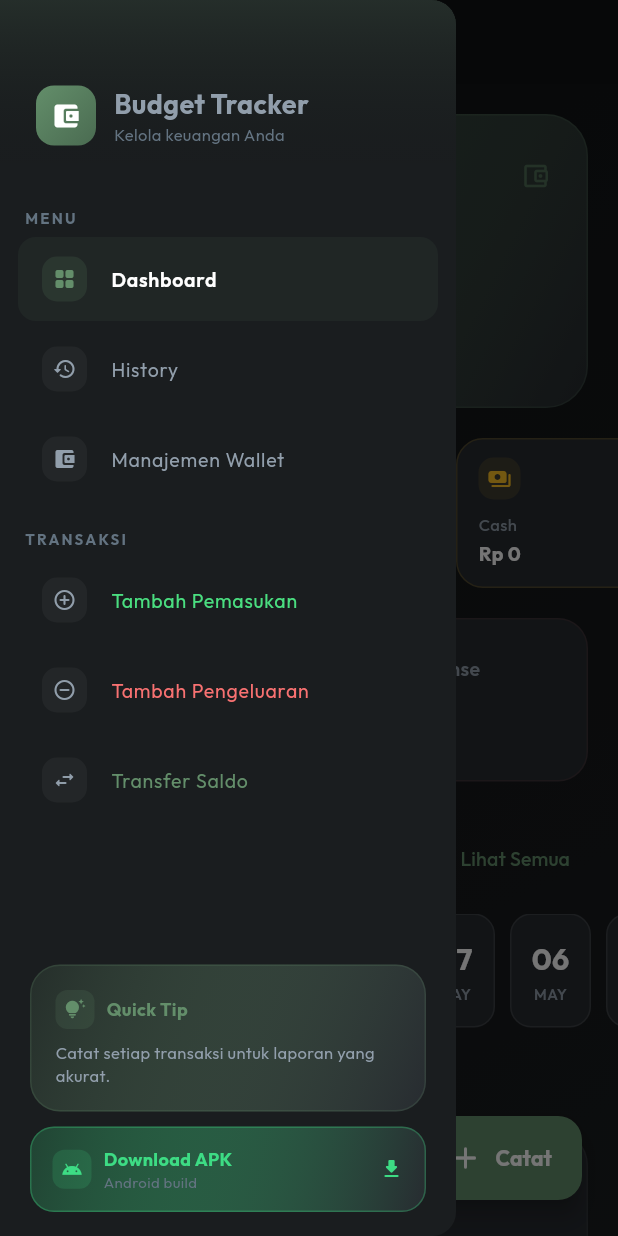
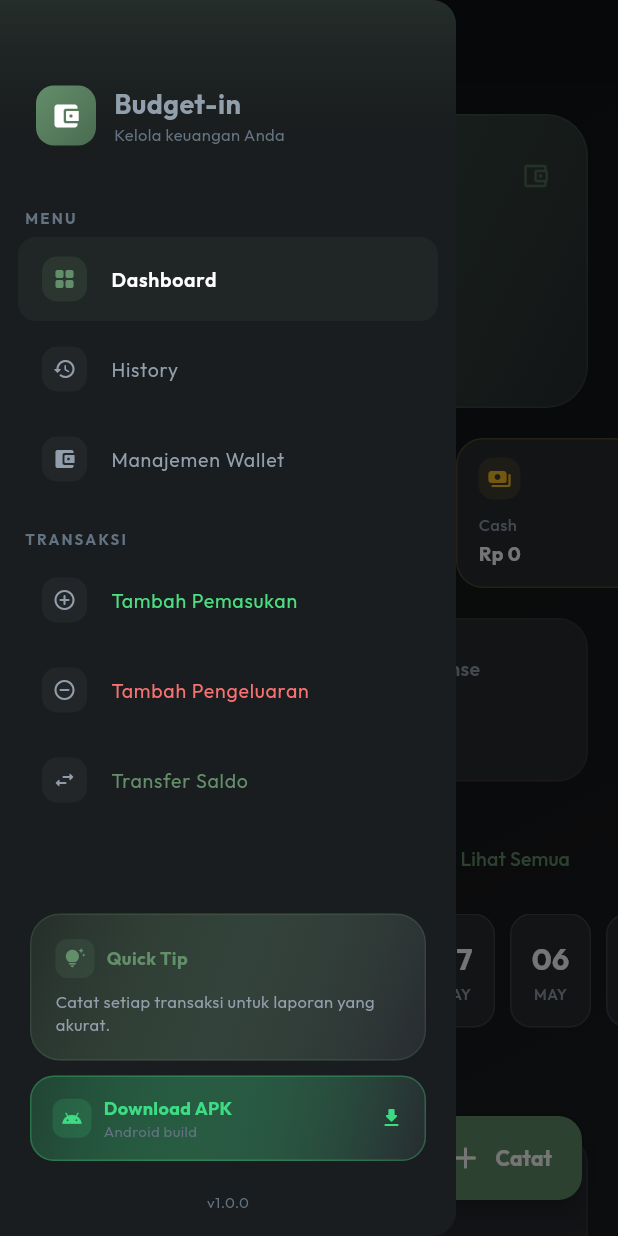
Before and after one commit to Adanii/budget-track-apps, a Flutter app: the screen it shows after launch, with the side drawer open, on a phone screen of 412 x 824 dp. Run offline on Flutter 3.47's test engine with Material 3 defaults, Android fonts, the phone set to English and light mode, and no system bars; drawn by our look-alikes of flutter_animate; our stand-ins replace cloud_firestore, firebase_core, flutter_riverpod, go_router, google_fonts, package_info_plus and 1 more; accounts and stored records are empty.

Commit message:
feat: implement responsive main layout with sidebar, navigation, and cross-platform app icons

```diff
--- a/lib/app.dart
+++ b/lib/app.dart
@@ -8,6 +8,7 @@ import 'package:fin_track/screens/filtered_transactions_screen.dart';
 import 'package:fin_track/screens/transfer_screen.dart';
 import 'package:fin_track/screens/wallet_management_screen.dart';
 import 'package:go_router/go_router.dart';
+import 'package:fin_track/core/constants.dart';
 
 class FinTrackApp extends StatelessWidget {
   const FinTrackApp({super.key});
@@ -50,7 +51,7 @@ class FinTrackApp extends StatelessWidget {
     );
 
     return MaterialApp.router(
-      title: 'BudgetTracker',
+      title: AppConstants.appName,
       theme: AppTheme.premiumDark,
       routerConfig: router,
       debugShowCheckedModeBanner: false,
--- a/lib/core/constants.dart
+++ b/lib/core/constants.dart
@@ -1,5 +1,5 @@
 class AppConstants {
-  static const String appName = 'Budget Tracker';
+  static const String appName = 'Budget-in';
   static const double maxWebWidth = 1200.0;
   static const double mobileBreakpoint = 600.0;
 
--- a/lib/screens/history_screen.dart
+++ b/lib/screens/history_screen.dart
@@ -275,9 +275,7 @@ class _HistoryScreenState extends ConsumerState<HistoryScreen> {
         }
 
         if (isDesktop) {
-          // Build date chips: today first then descending to day 1
-          final todayStr = DateFormat('yyyy-MM-dd').format(DateTime.now());
-
+          // Build date chips: descending to day 1
           final webDates = _buildOrderedDates(currentMonth);
 
           // Default selection on first load, or reset if month changed
--- a/lib/utils/payment_utils.dart
+++ b/lib/utils/payment_utils.dart
@@ -3,28 +3,51 @@ import 'package:fin_track/core/theme.dart';
 
 class PaymentUtils {
   static Widget getPaymentIcon(String method, {double size = 20}) {
-    switch (method) {
-      case 'Mandiri':
-        return Icon(Icons.account_balance_rounded, color: Colors.amber, size: size);
-      case 'BCA':
-        return Icon(Icons.credit_card_rounded, color: Colors.blueAccent, size: size);
-      case 'GoPay':
-        return Icon(Icons.electric_moped_rounded, color: Colors.greenAccent, size: size);
-      case 'SeaBank':
-        return Icon(Icons.savings_rounded, color: Colors.orangeAccent, size: size);
-      case 'Superbank':
-        return Icon(Icons.rocket_launch_rounded, color: Colors.purpleAccent, size: size);
-      case 'Bank Jago':
-        return Icon(Icons.pets_rounded, color: Colors.tealAccent, size: size);
-      case 'Cash':
-        return Icon(Icons.payments_rounded, color: AppColors.warning, size: size);
-      case 'QR':
-        return Icon(Icons.qr_code_2_rounded, color: AppColors.info, size: size);
-      case 'Debit':
-        return Icon(Icons.account_balance_rounded, color: Colors.purpleAccent, size: size);
-      default:
-        return Icon(Icons.account_balance_wallet_rounded, color: AppColors.textMuted, size: size);
+    final color = getPaymentColor(method);
+
+    // Generic methods use standard icons
+    if (method == 'Cash') {
+      return Icon(Icons.payments_rounded, color: color, size: size);
+    } else if (method == 'QR') {
+      return Icon(Icons.qr_code_2_rounded, color: color, size: size);
+    } else if (method == 'Debit') {
+      return Icon(Icons.credit_card_rounded, color: color, size: size);
     }
+
+    // Banks use custom typography monograms
+    String initial = method.isNotEmpty ? method[0] : '?';
+    if (method == 'BCA') {
+      initial = 'BCA';
+    } else if (method == 'Mandiri') {
+      initial = 'Mandiri';
+    } else if (method == 'GoPay') {
+      initial = 'GoPay';
+    } else if (method == 'SeaBank') {
+      initial = 'SeaBank';
+    } else if (method == 'Bank Jago') {
+      initial = 'Bank\nJago';
+    } else if (method == 'Superbank') {
+      initial = 'Superbank';
+    }
+
+    return Container(
+      constraints: BoxConstraints(minWidth: size),
+      height: size,
+      alignment: Alignment.center,
+      child: Text(
+        initial,
+        style: TextStyle(
+          fontFamily: 'Outfit', // Uses the GoogleFont loaded globally
+          color: color,
+          fontWeight: FontWeight.w900,
+          fontSize: initial.length > 2 ? size * 0.45 : size * 0.8,
+          height: 1.0,
+          letterSpacing: initial.length > 2 ? -0.5 : 0,
+        ),
+        textAlign: TextAlign.center,
+        maxLines: initial.contains('\n') ? 2 : 1,
+      ),
+    );
   }
 
   static Color getPaymentColor(String method) {
--- a/lib/widgets/main_layout.dart
+++ b/lib/widgets/main_layout.dart
@@ -5,17 +5,14 @@ import 'package:fin_track/core/theme.dart';
 import 'package:fin_track/core/constants.dart';
 import 'package:flutter_animate/flutter_animate.dart';
 import 'package:url_launcher/url_launcher.dart';
+import 'package:package_info_plus/package_info_plus.dart';
 import 'dart:ui';
 
 class MainLayout extends StatelessWidget {
   final Widget child;
   final String title;
 
-  const MainLayout({
-    super.key,
-    required this.child,
-    required this.title,
-  });
+  const MainLayout({super.key, required this.child, required this.title});
 
   @override
   Widget build(BuildContext context) {
@@ -26,14 +23,19 @@ class MainLayout extends StatelessWidget {
       extendBodyBehindAppBar: true,
       appBar: isMobile
           ? AppBar(
-              title: Text(title, style: const TextStyle(fontWeight: FontWeight.bold)),
+              title: Text(
+                title,
+                style: const TextStyle(fontWeight: FontWeight.bold),
+              ),
               centerTitle: false,
               backgroundColor: Colors.transparent,
               elevation: 0,
               flexibleSpace: ClipRRect(
                 child: BackdropFilter(
                   filter: ImageFilter.blur(sigmaX: 10, sigmaY: 10),
-                  child: Container(color: AppColors.background.withValues(alpha: 0.7)),
+                  child: Container(
+                    color: AppColors.background.withValues(alpha: 0.7),
+                  ),
                 ),
               ),
             )
@@ -61,7 +63,9 @@ class MainLayout extends StatelessWidget {
                   top: isMobile,
                   child: Center(
                     child: Container(
-                      constraints: const BoxConstraints(maxWidth: AppConstants.maxWebWidth),
+                      constraints: const BoxConstraints(
+                        maxWidth: AppConstants.maxWebWidth,
+                      ),
                       child: child,
                     ),
                   ),
@@ -81,7 +85,9 @@ class MainLayout extends StatelessWidget {
       width: 260,
       decoration: BoxDecoration(
         color: AppColors.surface.withValues(alpha: 0.6),
-        border: Border(right: BorderSide(color: Colors.white.withValues(alpha: 0.06))),
+        border: Border(
+          right: BorderSide(color: Colors.white.withValues(alpha: 0.06)),
+        ),
       ),
       child: ClipRRect(
         child: BackdropFilter(
@@ -95,7 +101,8 @@ class MainLayout extends StatelessWidget {
                 child: Row(
                   children: [
                     Container(
-                      width: 42, height: 42,
+                      width: 42,
+                      height: 42,
                       decoration: BoxDecoration(
                         gradient: AppColors.primaryGradient,
                         borderRadius: BorderRadius.circular(12),
@@ -107,7 +114,11 @@ class MainLayout extends StatelessWidget {
                           ),
                         ],
                       ),
-                      child: const Icon(Icons.account_balance_wallet_rounded, size: 22, color: Colors.white),
+                      child: const Icon(
+                        Icons.account_balance_wallet_rounded,
+                        size: 22,
+                        color: Colors.white,
+                      ),
                     ),
                     const SizedBox(width: 12),
                     Column(
@@ -149,18 +160,27 @@ class MainLayout extends StatelessWidget {
               ),
 
               // ── Nav Items ─────────────────────────────────────────────
-              _buildMenuItem(context, location,
+              _buildMenuItem(
+                context,
+                location,
                 icon: Icons.grid_view_rounded,
                 label: 'Dashboard',
-                  route: '/'),
-              _buildMenuItem(context, location,
+                route: '/',
+              ),
+              _buildMenuItem(
+                context,
+                location,
                 icon: Icons.history_rounded,
                 label: 'History',
-                  route: '/history'),
-              _buildMenuItem(context, location,
+                route: '/history',
+              ),
+              _buildMenuItem(
+                context,
+                location,
                 icon: Icons.account_balance_wallet_rounded,
                 label: 'Manajemen Wallet',
-                  route: '/wallets'),
+                route: '/wallets',
+              ),
 
               const SizedBox(height: 24),
               Padding(
@@ -175,21 +195,30 @@ class MainLayout extends StatelessWidget {
                   ),
                 ),
               ),
-              _buildMenuItem(context, location,
+              _buildMenuItem(
+                context,
+                location,
                 icon: Icons.add_circle_outline_rounded,
                 label: 'Tambah Pemasukan',
                 route: '/add-income',
-                  accentColor: AppColors.income),
-              _buildMenuItem(context, location,
+                accentColor: AppColors.income,
+              ),
+              _buildMenuItem(
+                context,
+                location,
                 icon: Icons.remove_circle_outline_rounded,
                 label: 'Tambah Pengeluaran',
                 route: '/add-expense',
-                  accentColor: AppColors.expense),
-              _buildMenuItem(context, location,
+                accentColor: AppColors.expense,
+              ),
+              _buildMenuItem(
+                context,
+                location,
                 icon: Icons.swap_horiz_rounded,
                 label: 'Transfer Saldo',
                 route: '/transfer',
-                  accentColor: AppColors.primary),
+                accentColor: AppColors.primary,
+              ),
 
               const Spacer(),
 
@@ -198,6 +227,24 @@ class MainLayout extends StatelessWidget {
               const SizedBox(height: 10),
               // ── Download APK ──────────────────────────────────────────
               _buildDownloadAPK(),
+              const SizedBox(height: 4),
+              Center(
+                child: FutureBuilder<PackageInfo>(
+                  future: PackageInfo.fromPlatform(),
+                  builder: (context, snapshot) {
+                    final version = snapshot.hasData
+                        ? snapshot.data!.version
+                        : '1.0.0';
+                    return Text(
+                      'v$version',
+                      style: GoogleFonts.outfit(
+                        fontSize: 10,
+                        color: AppColors.textMuted,
+                      ),
+                    );
+                  },
+                ),
+              ),
               const SizedBox(height: 8),
             ],
           ),
@@ -213,10 +260,7 @@ class MainLayout extends StatelessWidget {
         padding: const EdgeInsets.all(16),
         decoration: BoxDecoration(
           gradient: LinearGradient(
-            colors: [
-              AppColors.primary.withValues(alpha: 0.15),
-              AppColors.card,
-            ],
+            colors: [AppColors.primary.withValues(alpha: 0.15), AppColors.card],
             begin: Alignment.topLeft,
             end: Alignment.bottomRight,
           ),
@@ -234,14 +278,21 @@ class MainLayout extends StatelessWidget {
                     color: AppColors.primary.withValues(alpha: 0.15),
                     borderRadius: BorderRadius.circular(8),
                   ),
-                  child: const Icon(Icons.tips_and_updates_rounded,
-                      color: AppColors.primary, size: 14),
+                  child: const Icon(
+                    Icons.tips_and_updates_rounded,
+                    color: AppColors.primary,
+                    size: 14,
+                  ),
                 ),
                 const SizedBox(width: 8),
-                Text('Quick Tip', style: GoogleFonts.outfit(
-                  fontSize: 12, fontWeight: FontWeight.bold,
+                Text(
+                  'Quick Tip',
+                  style: GoogleFonts.outfit(
+                    fontSize: 12,
+                    fontWeight: FontWeight.bold,
                     color: AppColors.primary,
-                )),
+                  ),
+                ),
               ],
             ),
             const SizedBox(height: 8),
@@ -268,7 +319,9 @@ class MainLayout extends StatelessWidget {
         child: InkWell(
           borderRadius: BorderRadius.circular(16),
           onTap: () async {
-            final url = Uri.parse('https://github.com/Adanii/budget-track-apps/releases');
+            final url = Uri.parse(
+              'https://github.com/Adanii/budget-track-apps/releases',
+            );
             if (await canLaunchUrl(url)) {
               await launchUrl(url, mode: LaunchMode.externalApplication);
             }
@@ -286,7 +339,9 @@ class MainLayout extends StatelessWidget {
                 end: Alignment.bottomRight,
               ),
               borderRadius: BorderRadius.circular(16),
-              border: Border.all(color: const Color(0xFF3DDC84).withValues(alpha: 0.3)),
+              border: Border.all(
+                color: const Color(0xFF3DDC84).withValues(alpha: 0.3),
+              ),
             ),
             child: Row(
               children: [
@@ -296,30 +351,40 @@ class MainLayout extends StatelessWidget {
                     color: const Color(0xFF3DDC84).withValues(alpha: 0.15),
                     borderRadius: BorderRadius.circular(8),
                   ),
-                  child: const Icon(Icons.android_rounded,
-                      color: Color(0xFF3DDC84), size: 14),
+                  child: const Icon(
+                    Icons.android_rounded,
+                    color: Color(0xFF3DDC84),
+                    size: 14,
+                  ),
                 ),
                 const SizedBox(width: 8),
                 Expanded(
                   child: Column(
                     crossAxisAlignment: CrossAxisAlignment.start,
                     children: [
-                      Text('Download APK',
+                      Text(
+                        'Download APK',
                         style: GoogleFonts.outfit(
                           fontSize: 12,
                           fontWeight: FontWeight.bold,
                           color: const Color(0xFF3DDC84),
-                          )),
-                      Text('Android build',
+                        ),
+                      ),
+                      Text(
+                        'Android build',
                         style: GoogleFonts.outfit(
                           fontSize: 10,
                           color: AppColors.textMuted,
-                          )),
+                        ),
+                      ),
                     ],
                   ),
                 ),
-                const Icon(Icons.download_rounded,
-                    color: Color(0xFF3DDC84), size: 16),
+                const Icon(
+                  Icons.download_rounded,
+                  color: Color(0xFF3DDC84),
+                  size: 16,
+                ),
               ],
             ),
           ),
@@ -351,7 +416,9 @@ class MainLayout extends StatelessWidget {
             duration: const Duration(milliseconds: 200),
             padding: const EdgeInsets.symmetric(horizontal: 14, vertical: 12),
             decoration: BoxDecoration(
-              color: isSelected ? color.withValues(alpha: 0.12) : Colors.transparent,
+              color: isSelected
+                  ? color.withValues(alpha: 0.12)
+                  : Colors.transparent,
               borderRadius: BorderRadius.circular(14),
               border: isSelected
                   ? Border.all(color: color.withValues(alpha: 0.25))
@@ -379,14 +446,19 @@ class MainLayout extends StatelessWidget {
                     label,
                     style: GoogleFonts.outfit(
                       fontSize: 13,
-                      color: isSelected ? AppColors.textPrimary : AppColors.textSecondary,
-                      fontWeight: isSelected ? FontWeight.w600 : FontWeight.normal,
+                      color: isSelected
+                          ? AppColors.textPrimary
+                          : AppColors.textSecondary,
+                      fontWeight: isSelected
+                          ? FontWeight.w600
+                          : FontWeight.normal,
                     ),
                   ),
                 ),
                 if (isSelected)
                   Container(
-                    width: 6, height: 6,
+                    width: 6,
+                    height: 6,
                     decoration: BoxDecoration(
                       color: color,
                       shape: BoxShape.circle,
@@ -412,7 +484,10 @@ class MainLayout extends StatelessWidget {
             padding: const EdgeInsets.fromLTRB(24, 56, 24, 24),
             decoration: BoxDecoration(
               gradient: LinearGradient(
-                colors: [AppColors.primary.withValues(alpha: 0.15), Colors.transparent],
+                colors: [
+                  AppColors.primary.withValues(alpha: 0.15),
+                  Colors.transparent,
+                ],
                 begin: Alignment.topCenter,
                 end: Alignment.bottomCenter,
               ),
@@ -420,23 +495,36 @@ class MainLayout extends StatelessWidget {
             child: Row(
               children: [
                 Container(
-                  width: 40, height: 40,
+                  width: 40,
+                  height: 40,
                   decoration: BoxDecoration(
                     gradient: AppColors.primaryGradient,
                     borderRadius: BorderRadius.circular(12),
                   ),
-                  child: const Icon(Icons.account_balance_wallet_rounded, size: 20, color: Colors.white),
+                  child: const Icon(
+                    Icons.account_balance_wallet_rounded,
+                    size: 20,
+                    color: Colors.white,
+                  ),
                 ),
                 const SizedBox(width: 12),
                 Column(
                   crossAxisAlignment: CrossAxisAlignment.start,
                   children: [
-                    Text(AppConstants.appName, style: GoogleFonts.outfit(
-                      fontSize: 18, fontWeight: FontWeight.bold,
-                    )),
-                    Text('Kelola keuangan Anda', style: GoogleFonts.outfit(
-                      fontSize: 11, color: AppColors.textMuted,
-                    )),
+                    Text(
+                      AppConstants.appName,
+                      style: GoogleFonts.outfit(
+                        fontSize: 18,
+                        fontWeight: FontWeight.bold,
+                      ),
+                    ),
+                    Text(
+                      'Kelola keuangan Anda',
+                      style: GoogleFonts.outfit(
+                        fontSize: 11,
+                        color: AppColors.textMuted,
+                      ),
+                    ),
                   ],
                 ),
               ],
@@ -449,34 +537,98 @@ class MainLayout extends StatelessWidget {
                 children: [
                   Padding(
                     padding: const EdgeInsets.fromLTRB(16, 16, 16, 4),
-                    child: Text('MENU', style: GoogleFonts.outfit(
-                      fontSize: 10, color: AppColors.textMuted,
-                      fontWeight: FontWeight.bold, letterSpacing: 1.5,
-                    )),
+                    child: Text(
+                      'MENU',
+                      style: GoogleFonts.outfit(
+                        fontSize: 10,
+                        color: AppColors.textMuted,
+                        fontWeight: FontWeight.bold,
+                        letterSpacing: 1.5,
                       ),
-                  _buildDrawerItem(context, location, Icons.grid_view_rounded, 'Dashboard', '/'),
-                  _buildDrawerItem(context, location, Icons.history_rounded, 'History', '/history'),
-                  _buildDrawerItem(context, location, Icons.account_balance_wallet_rounded,
-                      'Manajemen Wallet', '/wallets'),
+                    ),
+                  ),
+                  _buildDrawerItem(
+                    context,
+                    location,
+                    Icons.grid_view_rounded,
+                    'Dashboard',
+                    '/',
+                  ),
+                  _buildDrawerItem(
+                    context,
+                    location,
+                    Icons.history_rounded,
+                    'History',
+                    '/history',
+                  ),
+                  _buildDrawerItem(
+                    context,
+                    location,
+                    Icons.account_balance_wallet_rounded,
+                    'Manajemen Wallet',
+                    '/wallets',
+                  ),
                   Padding(
                     padding: const EdgeInsets.fromLTRB(16, 16, 16, 4),
-                    child: Text('TRANSAKSI', style: GoogleFonts.outfit(
-                      fontSize: 10, color: AppColors.textMuted,
-                      fontWeight: FontWeight.bold, letterSpacing: 1.5,
-                    )),
+                    child: Text(
+                      'TRANSAKSI',
+                      style: GoogleFonts.outfit(
+                        fontSize: 10,
+                        color: AppColors.textMuted,
+                        fontWeight: FontWeight.bold,
+                        letterSpacing: 1.5,
                       ),
-                  _buildDrawerItem(context, location, Icons.add_circle_outline_rounded,
-                      'Tambah Pemasukan', '/add-income', color: AppColors.income),
-                  _buildDrawerItem(context, location, Icons.remove_circle_outline_rounded,
-                      'Tambah Pengeluaran', '/add-expense', color: AppColors.expense),
-                  _buildDrawerItem(context, location, Icons.swap_horiz_rounded,
-                      'Transfer Saldo', '/transfer', color: AppColors.primary),
+                    ),
+                  ),
+                  _buildDrawerItem(
+                    context,
+                    location,
+                    Icons.add_circle_outline_rounded,
+                    'Tambah Pemasukan',
+                    '/add-income',
+                    color: AppColors.income,
+                  ),
+                  _buildDrawerItem(
+                    context,
+                    location,
+                    Icons.remove_circle_outline_rounded,
+                    'Tambah Pengeluaran',
+                    '/add-expense',
+                    color: AppColors.expense,
+                  ),
+                  _buildDrawerItem(
+                    context,
+                    location,
+                    Icons.swap_horiz_rounded,
+                    'Transfer Saldo',
+                    '/transfer',
+                    color: AppColors.primary,
+                  ),
                 ],
               ),
             ),
           ),
           _buildQuickTip(),
           _buildDownloadAPK(),
+          const SizedBox(height: 4),
+          Center(
+            child: FutureBuilder<PackageInfo>(
+              future: PackageInfo.fromPlatform(),
+              builder: (context, snapshot) {
+                final version = snapshot.hasData
+                    ? snapshot.data!.version
+                    : '1.0.0';
+                return Text(
+                  'v$version',
+                  style: GoogleFonts.outfit(
+                    fontSize: 10,
+                    color: AppColors.textMuted,
+                  ),
+                );
+              },
+            ),
+          ),
+          const SizedBox(height: 16),
         ],
       ),
     );
@@ -503,13 +655,22 @@ class MainLayout extends StatelessWidget {
                 : Colors.white.withValues(alpha: 0.04),
             borderRadius: BorderRadius.circular(10),
           ),
-          child: Icon(icon, color: isSelected ? itemColor : AppColors.textSecondary, size: 16),
+          child: Icon(
+            icon,
+            color: isSelected ? itemColor : AppColors.textSecondary,
+            size: 16,
           ),
-        title: Text(label, style: GoogleFonts.outfit(
-          color: color ?? (isSelected ? AppColors.textPrimary : AppColors.textSecondary),
+        ),
+        title: Text(
+          label,
+          style: GoogleFonts.outfit(
+            color:
+                color ??
+                (isSelected ? AppColors.textPrimary : AppColors.textSecondary),
             fontWeight: isSelected ? FontWeight.w600 : FontWeight.normal,
             fontSize: 13,
-        )),
+          ),
+        ),
         selected: isSelected,
         selectedTileColor: itemColor.withValues(alpha: 0.08),
         shape: RoundedRectangleBorder(borderRadius: BorderRadius.circular(12)),
```
Also changed, not shown: pubspec.yaml (+13 -0 lines), assets/images/app_icon.png (added), pubspec.lock, 36 other files. Lines whose indentation alone changed are shown as unchanged.
